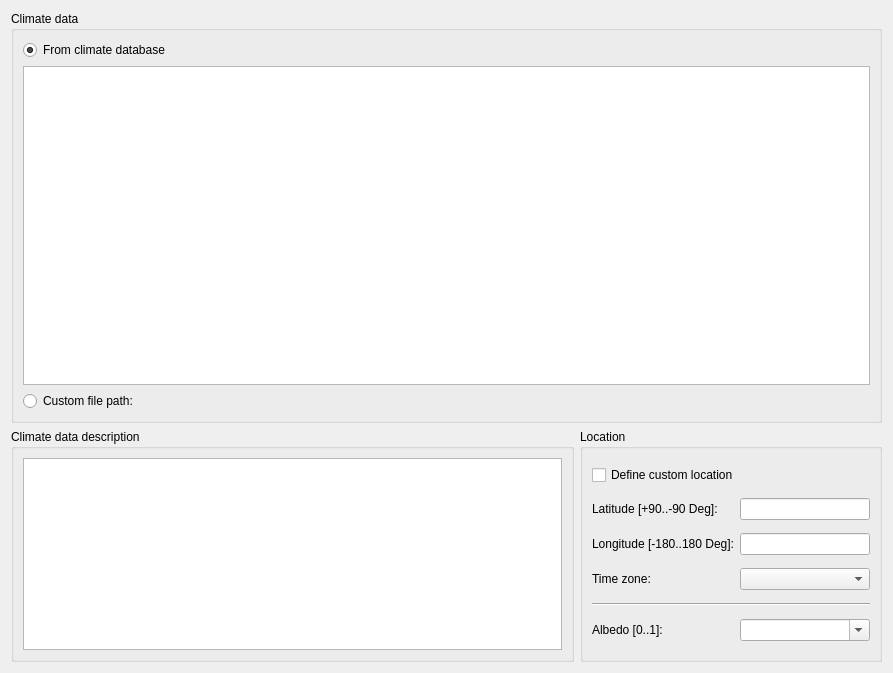
Old version of the form SIM-VICUS/src/SVSimulationLocationOptions.ui in the repository ghorwin/SIM-VICUS.
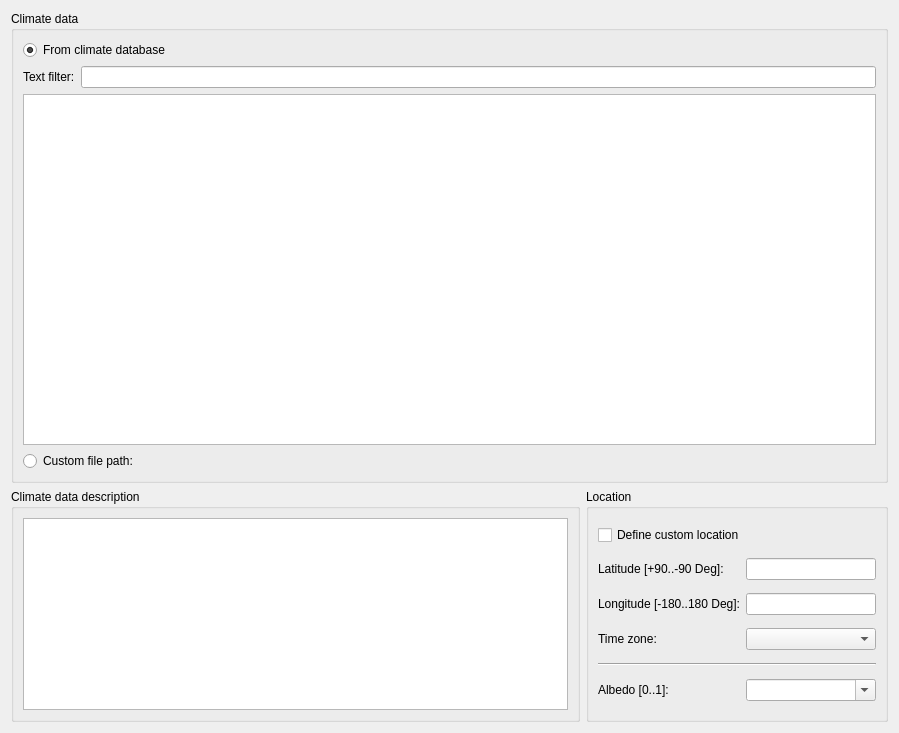
New version of the form. Custom widgets are drawn as their Qt base class.

Commit message: Implemented filter and sort model for climate data table.

Diff of the .ui file:
```diff
--- a/SIM-VICUS/src/SVSimulationLocationOptions.ui
+++ b/SIM-VICUS/src/SVSimulationLocationOptions.ui
@@ -6,15 +6,15 @@
    <rect>
     <x>0</x>
     <y>0</y>
-    <width>893</width>
-    <height>673</height>
+    <width>899</width>
+    <height>733</height>
    </rect>
   </property>
   <property name="windowTitle">
    <string>Form</string>
   </property>
-  <layout class="QGridLayout" name="gridLayout_3">
-   <item row="0" column="0" colspan="2">
+  <layout class="QVBoxLayout" name="verticalLayout">
+   <item>
     <widget class="QGroupBox" name="groupBox">
      <property name="title">
       <string>Climate data</string>
@@ -31,16 +31,30 @@
        </widget>
       </item>
       <item row="1" column="0" colspan="2">
+       <layout class="QHBoxLayout" name="horizontalLayout">
+        <item>
+         <widget class="QLabel" name="labelTextFilter">
+          <property name="text">
+           <string>Text filter:</string>
+          </property>
+         </widget>
+        </item>
+        <item>
+         <widget class="QLineEdit" name="lineEditTextFilter"/>
+        </item>
+       </layout>
+      </item>
+      <item row="2" column="0" colspan="2">
        <widget class="QTableView" name="tableViewClimateFiles"/>
       </item>
-      <item row="2" column="0">
+      <item row="3" column="0">
        <widget class="QRadioButton" name="radioButtonFromFile">
         <property name="text">
          <string>Custom file path:</string>
         </property>
        </widget>
       </item>
-      <item row="2" column="1">
+      <item row="3" column="1">
        <widget class="QtExt::BrowseFilenameWidget" name="filepathClimateDataFile" native="true">
         <property name="minimumSize">
          <size>
@@ -53,7 +67,9 @@
      </layout>
     </widget>
    </item>
-   <item row="1" column="0">
+   <item>
+    <layout class="QHBoxLayout" name="horizontalLayout_2" stretch="1,0">
+     <item>
     <widget class="QGroupBox" name="groupBoxDescription">
      <property name="title">
       <string>Climate data description</string>
@@ -84,7 +100,7 @@
      </layout>
     </widget>
    </item>
-   <item row="1" column="1">
+     <item>
     <widget class="QGroupBox" name="groupBoxLocation">
      <property name="sizePolicy">
       <sizepolicy hsizetype="Maximum" vsizetype="Preferred">
@@ -141,13 +157,6 @@
         </property>
        </widget>
       </item>
-      <item row="1" column="1">
-       <widget class="QtExt::ValidatingLineEdit" name="lineEditLatitude">
-        <property name="alignment">
-         <set>Qt::AlignRight|Qt::AlignTrailing|Qt::AlignVCenter</set>
-        </property>
-       </widget>
-      </item>
       <item row="3" column="1">
        <widget class="QComboBox" name="comboBoxTimeZone">
         <property name="minimumSize">
@@ -178,8 +187,17 @@
         </property>
        </widget>
       </item>
-     </layout>
-    </widget>
+        <item row="1" column="1">
+         <widget class="QtExt::ValidatingLineEdit" name="lineEditLatitude">
+          <property name="alignment">
+           <set>Qt::AlignRight|Qt::AlignTrailing|Qt::AlignVCenter</set>
+          </property>
+         </widget>
+        </item>
+       </layout>
+      </widget>
+     </item>
+    </layout>
    </item>
   </layout>
  </widget>
```
Lines whose indentation alone changed are shown as unchanged. The commit also changes 8 other files.
